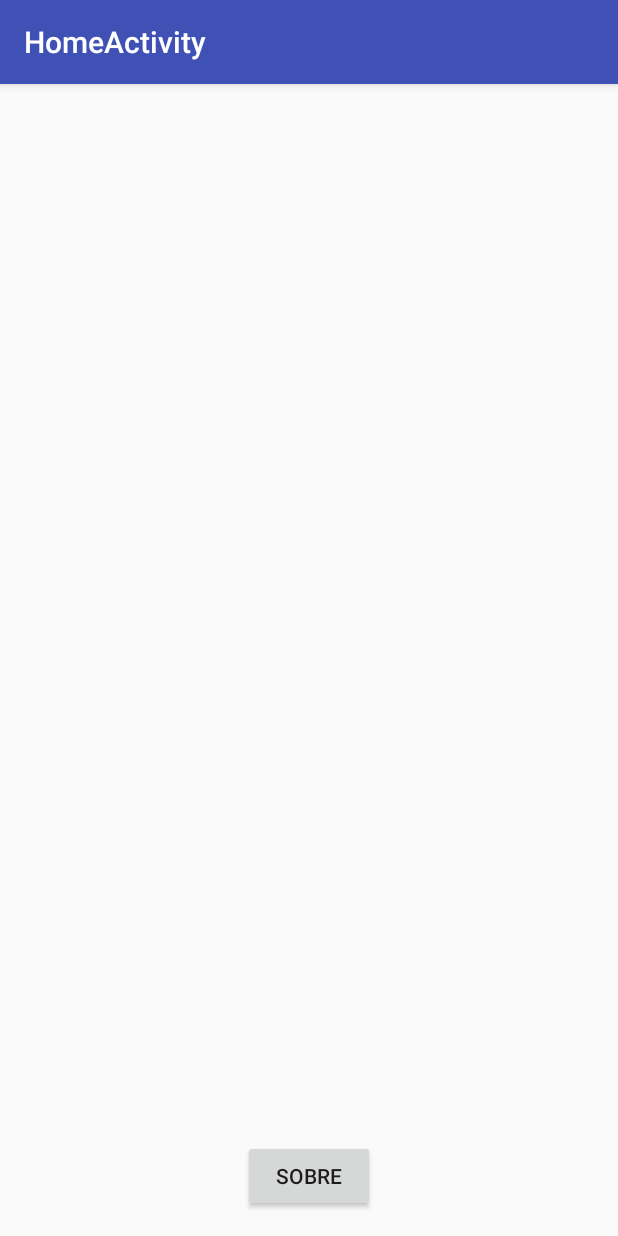
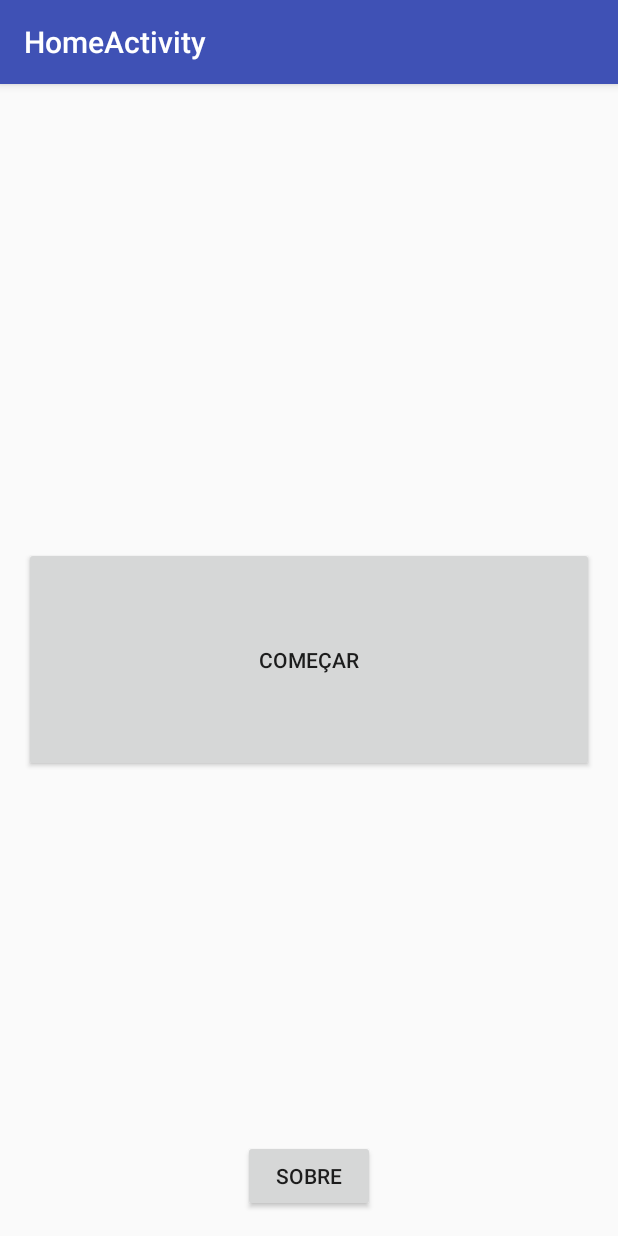
Before and after one commit to eldercampanha/SpeciallPoc, an Android app: the screen it shows after launch (HomeActivity), on a phone screen of 412 x 824 dp. Run offline under Robolectric (Android 15) with nearby library versions, the light colour scheme and no system bars.

Commit message:
Link MainActivity with HomeActivity

```diff
--- a/app/src/main/AndroidManifest.xml
+++ b/app/src/main/AndroidManifest.xml
@@ -19,7 +19,9 @@
             </intent-filter>
         </activity>
 
-        <activity android:name=".main.MainActivity" />
+        <activity
+            android:name=".main.MainActivity"
+            android:parentActivityName=".main.activity.HomeActivity"/>
 
         <activity
             android:name=".main.activity.HomeActivity"
--- a/app/src/main/java/br/com/startupweek/speciall/main/MainActivity.java
+++ b/app/src/main/java/br/com/startupweek/speciall/main/MainActivity.java
@@ -17,7 +17,7 @@ public class MainActivity extends AppCompatActivity {
     protected void onCreate(Bundle savedInstanceState) {
         super.onCreate(savedInstanceState);
         setContentView(R.layout.activity_main);
-
+        getSupportActionBar().setDisplayHomeAsUpEnabled(true);
 
         Log.i(this.getClass().getName(), "ON CREATE");
 
--- a/app/src/main/java/br/com/startupweek/speciall/main/activity/HomeActivity.java
+++ b/app/src/main/java/br/com/startupweek/speciall/main/activity/HomeActivity.java
@@ -8,6 +8,7 @@ import android.view.View;
 import android.widget.Button;
 
 import br.com.startupweek.speciall.R;
+import br.com.startupweek.speciall.main.MainActivity;
 
 public class HomeActivity extends AppCompatActivity {
 
@@ -15,15 +16,25 @@ public class HomeActivity extends AppCompatActivity {
     protected void onCreate(Bundle savedInstanceState) {
         super.onCreate(savedInstanceState);
         setContentView(R.layout.activity_home);
+        final HomeActivity mHomeActivity = this;
+        final String tag = this.getClass().getName();
 
         Button mAboutButon = (Button) findViewById(R.id.aboutButton);
-        final HomeActivity mHomeActivity = this;
-
         mAboutButon.setOnClickListener(new View.OnClickListener() {
             @Override
             public void onClick(View view) {
-                Log.i(this.getClass().getName(), "About button clicked");
+                Log.i(tag, "About button clicked");
                 Intent intent = new Intent(mHomeActivity, AboutActivity.class);
+                startActivity(intent);
+            }
+        });
+
+        Button mStartbutton = (Button) findViewById(R.id.startButton);
+        mStartbutton.setOnClickListener(new View.OnClickListener() {
+            @Override
+            public void onClick(View view) {
+                Log.i(tag, "Start button clicked");
+                Intent intent = new Intent(mHomeActivity, MainActivity.class);
                 startActivity(intent);
             }
         });
--- a/app/src/main/res/layout/activity_home.xml
+++ b/app/src/main/res/layout/activity_home.xml
@@ -19,4 +19,15 @@
         android:layout_alignParentBottom="true"
         android:layout_centerHorizontal="true"
         />
+
+    <Button
+        android:text="@string/start"
+        android:layout_width="wrap_content"
+        android:id="@+id/startButton"
+        android:layout_height="150dp"
+        android:layout_centerVertical="true"
+        android:layout_alignParentLeft="true"
+        android:layout_alignParentStart="true"
+        android:layout_alignParentRight="true"
+        android:layout_alignParentEnd="true" />
 </RelativeLayout>
--- a/app/src/main/res/values/strings.xml
+++ b/app/src/main/res/values/strings.xml
@@ -4,4 +4,5 @@
     <string name="title_activity_home">HomeActivity</string>
     <string name="about">Sobre</string>
     <string name="title_activity_about">AboutActivity</string>
+    <string name="start">Começar</string>
 </resources>
```
